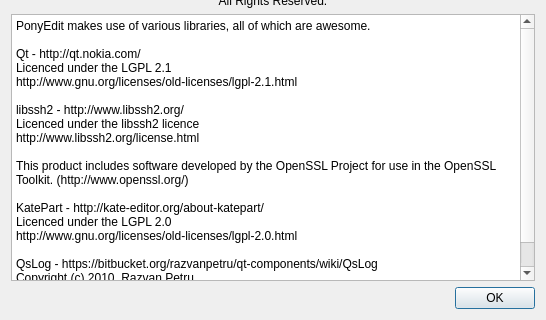
Old version of the form main/aboutdialog.ui in the repository PonyEdit/PonyEdit; both pictures show x 0 to 546 and y 188 to 508 of the 546 by 508 pixel window.
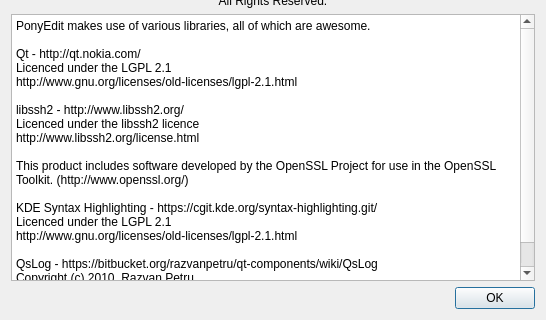
New version of the form. Icons and pictures are not drawn.

Commit message:
Update the syntax definitions
- Include a script to generate the PHP definitions, from the KDE Syntax
Highlighting repo
- Update the licence info in the About dialog to match the Syntax
Highlighting definitions moving from KatePart to KDE, and LGPL 2.1
- Update our Syntax Definition loader to allow for more nuanced linking
of embedded language parts
- Update our Syntax Highlighter to include all possible styles in the
Syntax Highlighting definitions.

What changed in the file:
```diff
--- a/main/aboutdialog.ui
+++ b/main/aboutdialog.ui
@@ -32,9 +32,9 @@
 
 This product includes software developed by the OpenSSL Project for use in the OpenSSL Toolkit. (http://www.openssl.org/)
 
-KatePart - http://kate-editor.org/about-katepart/
-Licenced under the LGPL 2.0
-http://www.gnu.org/licenses/old-licenses/lgpl-2.0.html
+KDE Syntax Highlighting - https://cgit.kde.org/syntax-highlighting.git/
+Licenced under the LGPL 2.1
+http://www.gnu.org/licenses/old-licenses/lgpl-2.1.html
 
 QsLog - https://bitbucket.org/razvanpetru/qt-components/wiki/QsLog
 Copyright (c) 2010, Razvan Petru
```
The commit also changes 283 other files.
